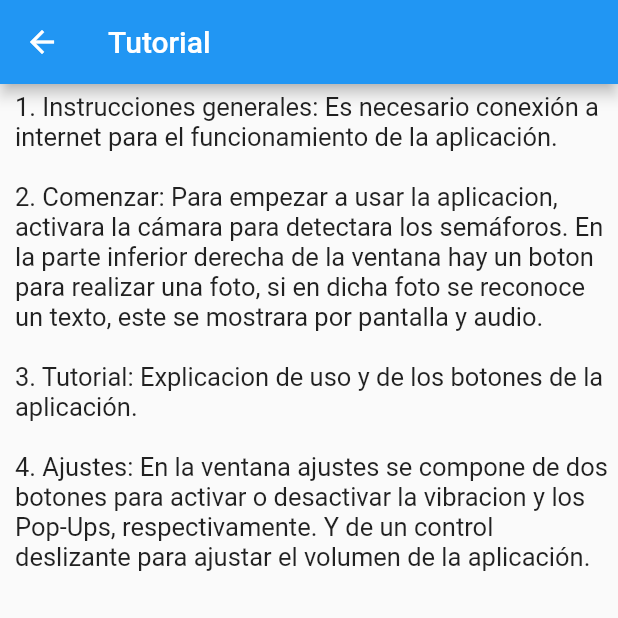
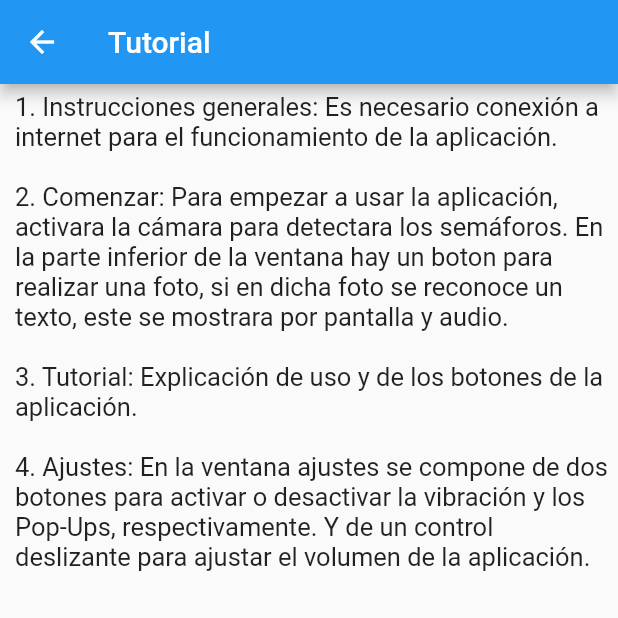
Before and after one commit to ManuelGMS/Tecnologias-Multimedia-e-Interaccion-TMI, a Flutter app: the MyTutorial screen opened directly, on a phone screen of 412 x 824 dp, the top half of it. Run offline on Flutter 3.47's test engine with Material 2 defaults, Android fonts, the phone set to English and light mode, and no system bars; our stand-ins replace camera, googleapis_auth, image_picker; missing offline and left inert: audioplayer, gcloud, googleapis, tflite.

Commit message:
Correción del texto del tutorial

```diff
--- a/dsapp_tmi/lib/Menu/tutorial.dart
+++ b/dsapp_tmi/lib/Menu/tutorial.dart
@@ -23,13 +23,13 @@ class _MyTutorial extends State<MyTutorial> {
                 '1. Instrucciones generales: Es necesario conexión a internet para el funcionamiento de la aplicación.\n',
                 style: TextStyle(fontSize: 17)),
             Text(
-                '2. Comenzar: Para empezar a usar la aplicacion, activara la cámara para detectara los semáforos. En la parte inferior derecha de la ventana hay un boton para realizar una foto, si en dicha foto se reconoce un texto, este se mostrara por pantalla y audio.\n',
+                '2. Comenzar: Para empezar a usar la aplicación, activara la cámara para detectara los semáforos. En la parte inferior de la ventana hay un boton para realizar una foto, si en dicha foto se reconoce un texto, este se mostrara por pantalla y audio.\n',
                 style: TextStyle(fontSize: 17)),
             Text(
-                '3. Tutorial: Explicacion de uso y de los botones de la aplicación.\n',
+                '3. Tutorial: Explicación de uso y de los botones de la aplicación.\n',
                 style: TextStyle(fontSize: 17)),
             Text(
-                '4. Ajustes: En la ventana ajustes se compone de dos botones para activar o desactivar la vibracion y los Pop-Ups, respectivamente. Y de un control deslizante para ajustar el volumen de la aplicación.\n',
+                '4. Ajustes: En la ventana ajustes se compone de dos botones para activar o desactivar la vibración y los Pop-Ups, respectivamente. Y de un control deslizante para ajustar el volumen de la aplicación.\n',
                 style: TextStyle(fontSize: 17)),
           ]),
         ));
```
